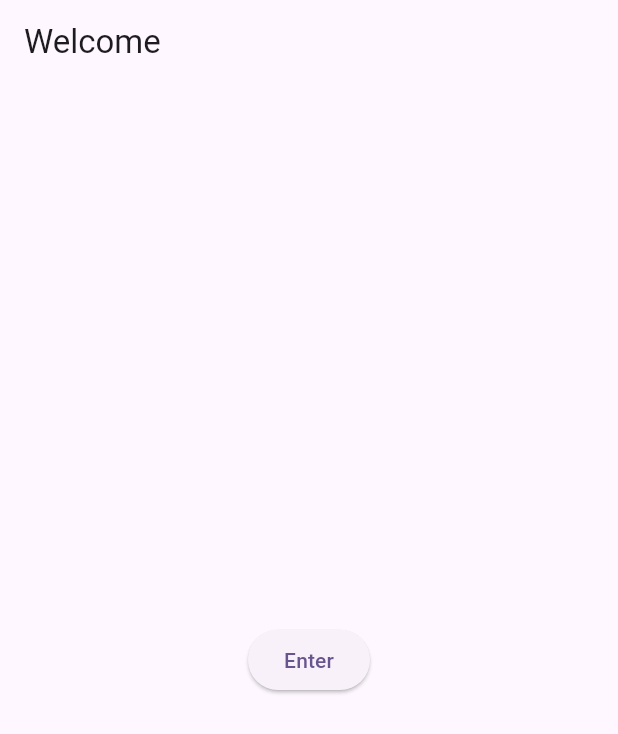
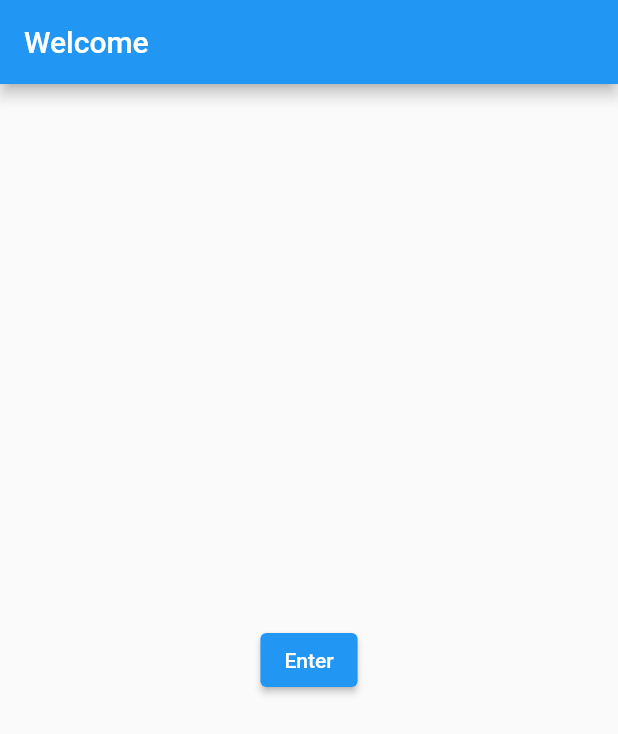
Before and after one commit to OSS0302/flutter_cart_bloc, a Flutter app: the screen it shows after launch, on a phone screen of 412 x 824 dp. Shown: the top 734 px of the screen. Run offline on Flutter 3.47's test engine with Material 2 defaults, Android fonts, the phone set to English and light mode, and no system bars.

Commit message:
appbar 에 파랑 색깔 주기

```diff
--- a/lib/main.dart
+++ b/lib/main.dart
@@ -13,9 +13,7 @@ class MyApp extends StatelessWidget {
     return MaterialApp(
       title: 'Flutter Demo',
       theme: ThemeData(
-
-        colorScheme: ColorScheme.fromSeed(seedColor: Colors.deepPurple),
-        useMaterial3: true,
+          primarySwatch: Colors.blue
       ),
       home: LoginScreen(),
     );
```
